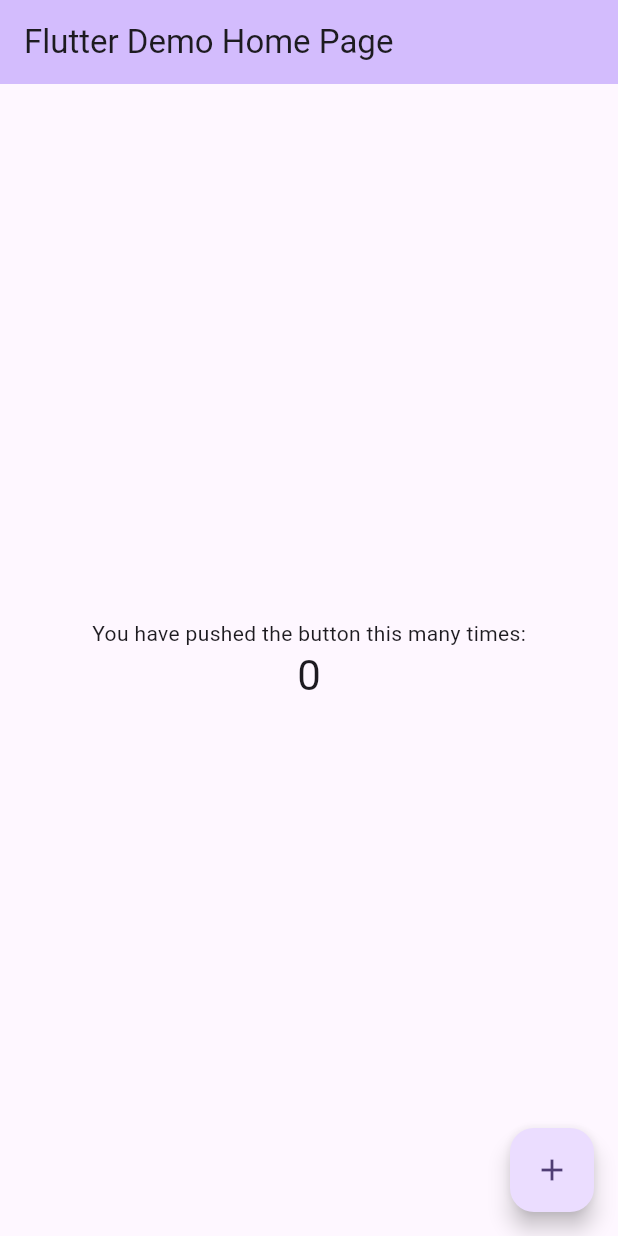
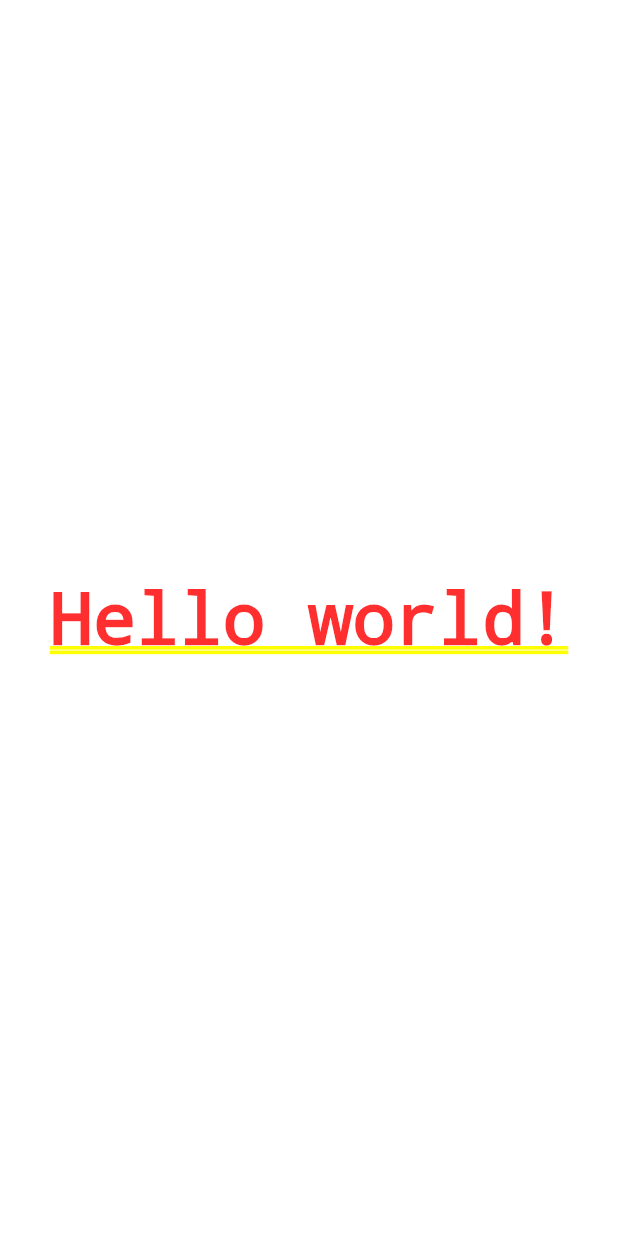
Before and after one commit to SugarFunkington/whos-at-what, a Flutter app: the screen it shows after launch, on a phone screen of 412 x 824 dp. Run offline on Flutter 3.47's test engine with Material 3 defaults, Android fonts, the phone set to English and light mode, and no system bars; our stand-ins replace supabase_flutter; accounts and stored records are empty.

Commit message:
Add supabase init to main

```diff
--- a/app/lib/main.dart
+++ b/app/lib/main.dart
@@ -1,122 +1,13 @@
 import 'package:flutter/material.dart';
+import 'package:supabase_flutter/supabase_flutter.dart';
 
-void main() {
-  runApp(const MyApp());
+Future<void> main() async {
+  WidgetsFlutterBinding.ensureInitialized();
+
+  await Supabase.initialize(
+    url: const String.fromEnvironment('SUPABASE_URL'),
+    publishableKey: const String.fromEnvironment('SUPABASE_PUBLISHABLE_KEY'),
+  );
+
+  runApp(MaterialApp(home: Center(child: Text('Hello world!'))));
 }
-
-class MyApp extends StatelessWidget {
-  const MyApp({super.key});
-
-  // This widget is the root of your application.
-  @override
-  Widget build(BuildContext context) {
-    return MaterialApp(
-      title: 'Flutter Demo',
-      theme: ThemeData(
-        // This is the theme of your application.
-        //
-        // TRY THIS: Try running your application with "flutter run". You'll see
-        // the application has a purple toolbar. Then, without quitting the app,
-        // try changing the seedColor in the colorScheme below to Colors.green
-        // and then invoke "hot reload" (save your changes or press the "hot
-        // reload" button in a Flutter-supported IDE, or press "r" if you used
-        // the command line to start the app).
-        //
-        // Notice that the counter didn't reset back to zero; the application
-        // state is not lost during the reload. To reset the state, use hot
-        // restart instead.
-        //
-        // This works for code too, not just values: Most code changes can be
-        // tested with just a hot reload.
-        colorScheme: .fromSeed(seedColor: Colors.deepPurple),
-      ),
-      home: const MyHomePage(title: 'Flutter Demo Home Page'),
-    );
-  }
-}
-
-class MyHomePage extends StatefulWidget {
-  const MyHomePage({super.key, required this.title});
-
-  // This widget is the home page of your application. It is stateful, meaning
-  // that it has a State object (defined below) that contains fields that affect
-  // how it looks.
-
-  // This class is the configuration for the state. It holds the values (in this
-  // case the title) provided by the parent (in this case the App widget) and
-  // used by the build method of the State. Fields in a Widget subclass are
-  // always marked "final".
-
-  final String title;
-
-  @override
-  State<MyHomePage> createState() => _MyHomePageState();
-}
-
-class _MyHomePageState extends State<MyHomePage> {
-  int _counter = 0;
-
-  void _incrementCounter() {
-    setState(() {
-      // This call to setState tells the Flutter framework that something has
-      // changed in this State, which causes it to rerun the build method below
-      // so that the display can reflect the updated values. If we changed
-      // _counter without calling setState(), then the build method would not be
-      // called again, and so nothing would appear to happen.
-      _counter++;
-    });
-  }
-
-  @override
-  Widget build(BuildContext context) {
-    // This method is rerun every time setState is called, for instance as done
-    // by the _incrementCounter method above.
-    //
-    // The Flutter framework has been optimized to make rerunning build methods
-    // fast, so that you can just rebuild anything that needs updating rather
-    // than having to individually change instances of widgets.
-    return Scaffold(
-      appBar: AppBar(
-        // TRY THIS: Try changing the color here to a specific color (to
-        // Colors.amber, perhaps?) and trigger a hot reload to see the AppBar
-        // change color while the other colors stay the same.
-        backgroundColor: Theme.of(context).colorScheme.inversePrimary,
-        // Here we take the value from the MyHomePage object that was created by
-        // the App.build method, and use it to set our appbar title.
-        title: Text(widget.title),
-      ),
-      body: Center(
-        // Center is a layout widget. It takes a single child and positions it
-        // in the middle of the parent.
-        child: Column(
-          // Column is also a layout widget. It takes a list of children and
-          // arranges them vertically. By default, it sizes itself to fit its
-          // children horizontally, and tries to be as tall as its parent.
-          //
-          // Column has various properties to control how it sizes itself and
-          // how it positions its children. Here we use mainAxisAlignment to
-          // center the children vertically; the main axis here is the vertical
-          // axis because Columns are vertical (the cross axis would be
-          // horizontal).
-          //
-          // TRY THIS: Invoke "debug painting" (choose the "Toggle Debug Paint"
-          // action in the IDE, or press "p" in the console), to see the
-          // wireframe for each widget.
-          mainAxisAlignment: .center,
-          children: [
-            const Text('You have pushed the button this many times:'),
-            Text(
-              '$_counter',
-              style: Theme.of(context).textTheme.headlineMedium,
-            ),
-          ],
-        ),
-      ),
-      floatingActionButton: FloatingActionButton(
-        onPressed: _incrementCounter,
-        tooltip: 'Increment',
-        child: const Icon(Icons.add),
-      ),
-    );
-  }
-}
--- a/app/pubspec.yaml
+++ b/app/pubspec.yaml
@@ -34,6 +34,7 @@ dependencies:
   # The following adds the Cupertino Icons font to your application.
   # Use with the CupertinoIcons class for iOS style icons.
   cupertino_icons: ^1.0.8
+  supabase_flutter: ^2.18.0
 
 dev_dependencies:
   flutter_test:
```
Also changed, not shown: app/pubspec.lock.
